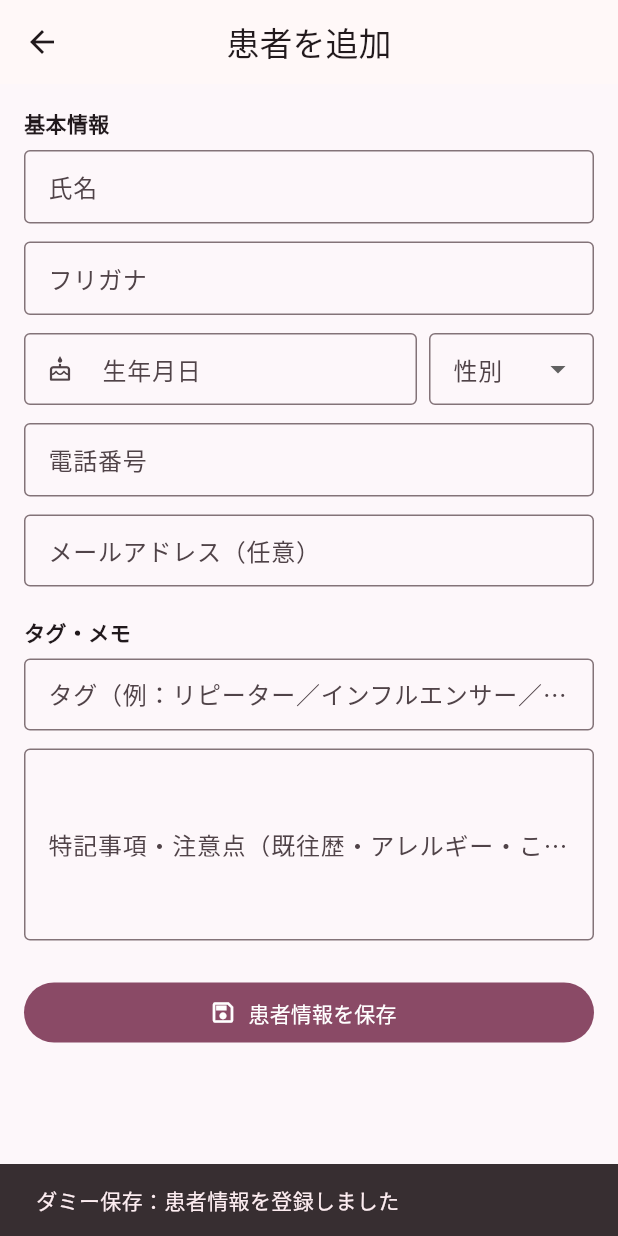
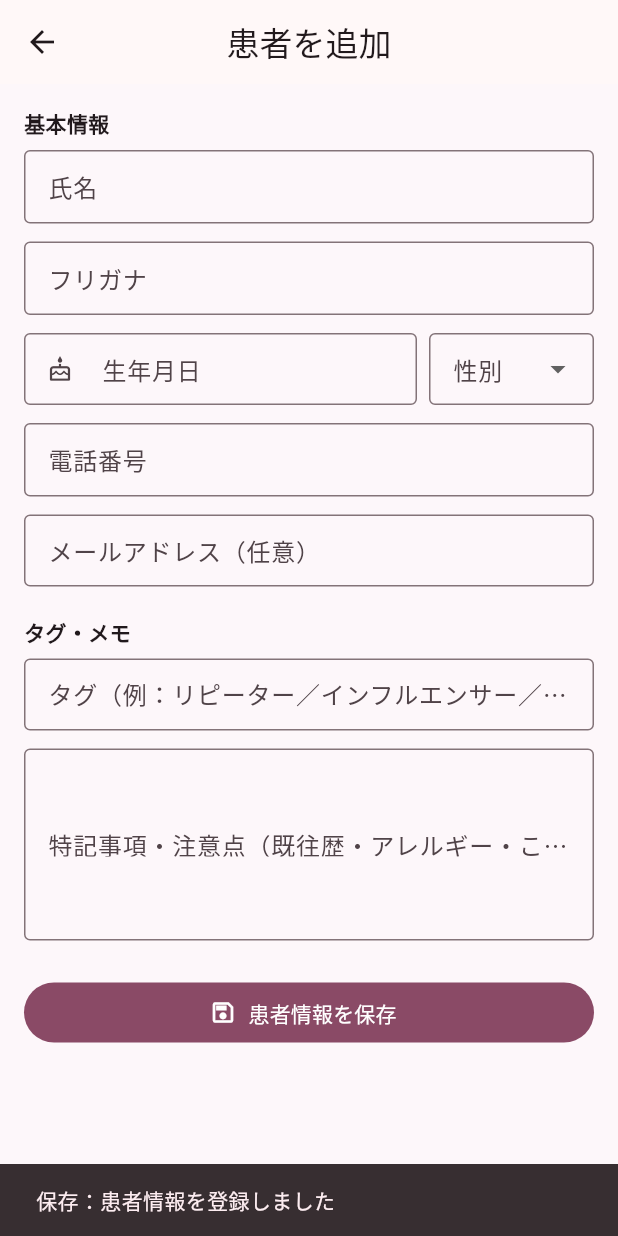
Before and after one commit to yokoyama1130/BeautyUI, a Flutter app: the AddPatientPage screen opened directly, after a tap on "患者情報を保存", on a phone screen of 412 x 824 dp. Run offline on Flutter 3.47's test engine with Material 3 defaults, Android fonts, the phone set to English and light mode, and no system bars.

Commit message:
コメント修正

```diff
--- a/lib/screens/patients/add_patient_page.dart
+++ b/lib/screens/patients/add_patient_page.dart
@@ -149,7 +149,7 @@ class AddPatientPage extends StatelessWidget {
                     // Go/Python APIで患者マスタに保存
                     FocusScope.of(context).unfocus();
                     ScaffoldMessenger.of(context).showSnackBar(
-                      const SnackBar(content: Text('ダミー保存：患者情報を登録しました')),
+                      const SnackBar(content: Text('保存：患者情報を登録しました')),
                     );
                     // 必要ならここで Navigator.pop(context); してもOK
                   },
--- a/lib/screens/patients/patient_detail_page.dart
+++ b/lib/screens/patients/patient_detail_page.dart
@@ -95,7 +95,8 @@ class PatientDetailPage extends StatelessWidget {
                       onPressed: () {
                       },
                       icon: const Icon(Icons.save_outlined),
-                      label: const Text('メモを保存（ダミー）'),
+                      // ダミー
+                      label: const Text('メモを保存'),
                     ),
                   ),
                 ],
```
